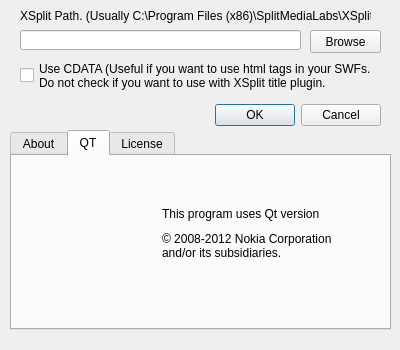
Qt form StreamControl/configwindow.ui (farpenoodle/StreamControl) before a commit.
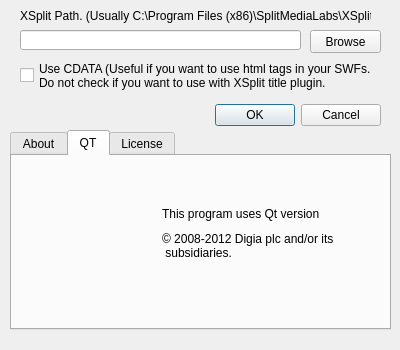
The same form after that commit. The open tabs and pages were chosen to show the change. Icons and pictures are not drawn.

Diff of the .ui file:
```diff
--- a/StreamControl/configwindow.ui
+++ b/StreamControl/configwindow.ui
@@ -226,8 +226,8 @@
       </rect>
      </property>
      <property name="text">
-      <string>© 2008-2012 Nokia Corporation 
-and/or its subsidiaries. </string>
+      <string>© 2008-2012 Digia plc and/or its
+ subsidiaries. </string>
      </property>
     </widget>
    </widget>
```
